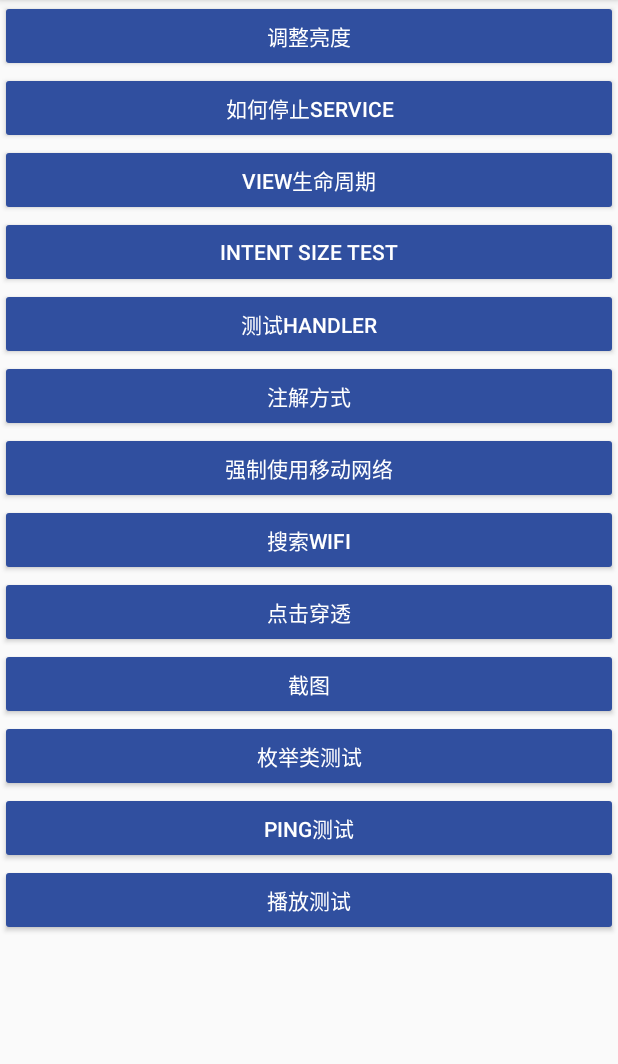
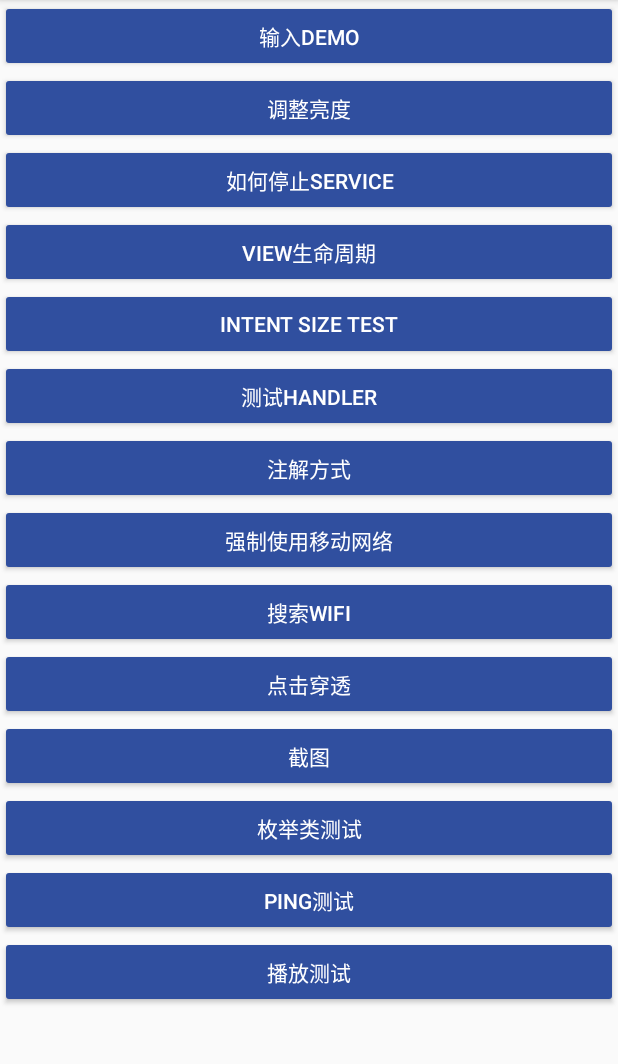
Before and after one commit to AnRFDev/android-Basic4, an Android app: the screen it shows after launch (MainActivity), on a phone screen of 412 x 824 dp, the part 84-1148 px from its top. Run offline under Robolectric (Android 15) with nearby library versions, the phone set to English and light mode, and no system bars.

Commit message:
[et] et1

```diff
--- a/app/src/main/AndroidManifest.xml
+++ b/app/src/main/AndroidManifest.xml
@@ -40,6 +40,7 @@
         <activity android:name=".activity.PingAct" />
         <activity android:name=".activity.PlaySoundAct" />
         <activity android:name=".activity.DeviceBrightnessAct" />
+        <activity android:name=".inputDemo.EditText1Demo" />
 
         <service android:name=".service.HowToStopService" />
     </application>
--- a/app/src/main/java/com/rustfisher/basic4/MainActivity.java
+++ b/app/src/main/java/com/rustfisher/basic4/MainActivity.java
@@ -19,6 +19,7 @@ import com.rustfisher.basic4.activity.HandlerDemoActivity;
 import com.rustfisher.basic4.activity.Hts.SAct1;
 import com.rustfisher.basic4.activity.IntentTestAct;
 import com.rustfisher.basic4.activity.ViewLifecycleAct;
+import com.rustfisher.basic4.inputDemo.EditText1Demo;
 import com.rustfisher.basic4.wifiscan.WiFiScanActivity;
 
 public class MainActivity extends AppCompatActivity implements View.OnClickListener {
@@ -44,13 +45,17 @@ public class MainActivity extends AppCompatActivity implements View.OnClickListe
                 R.id.screenshot_btn,
                 R.id.go_enum_btn,
                 R.id.go_ping_act,
-                R.id.go_play_sound_act
+                R.id.go_play_sound_act,
+                R.id.edit_text_demo
         );
     }
 
     @Override
     public void onClick(View v) {
         switch (v.getId()) {
+            case R.id.edit_text_demo:
+                startActivity(new Intent(this, EditText1Demo.class));
+                break;
             case R.id.adjust_brightness_btn:
                 startActivity(new Intent(this, DeviceBrightnessAct.class));
                 break;
--- a/app/src/main/res/layout/act_main.xml
+++ b/app/src/main/res/layout/act_main.xml
@@ -14,6 +14,11 @@
             android:layout_width="match_parent"
             android:layout_height="wrap_content"
             android:orientation="vertical">
+
+            <Button
+                android:id="@+id/edit_text_demo"
+                style="@style/ButtonStyleMainPage"
+                android:text="输入Demo" />
 
             <Button
                 android:id="@+id/adjust_brightness_btn"
```
Also changed, not shown: app/src/main/java/com/rustfisher/basic4/inputDemo/EditText1Demo.java (added, +22 -0 lines), app/src/main/res/drawable/shape_et1_bg.xml (added, +8 -0 lines), app/src/main/res/layout/act_et1_demo.xml (added, +21 -0 lines).
